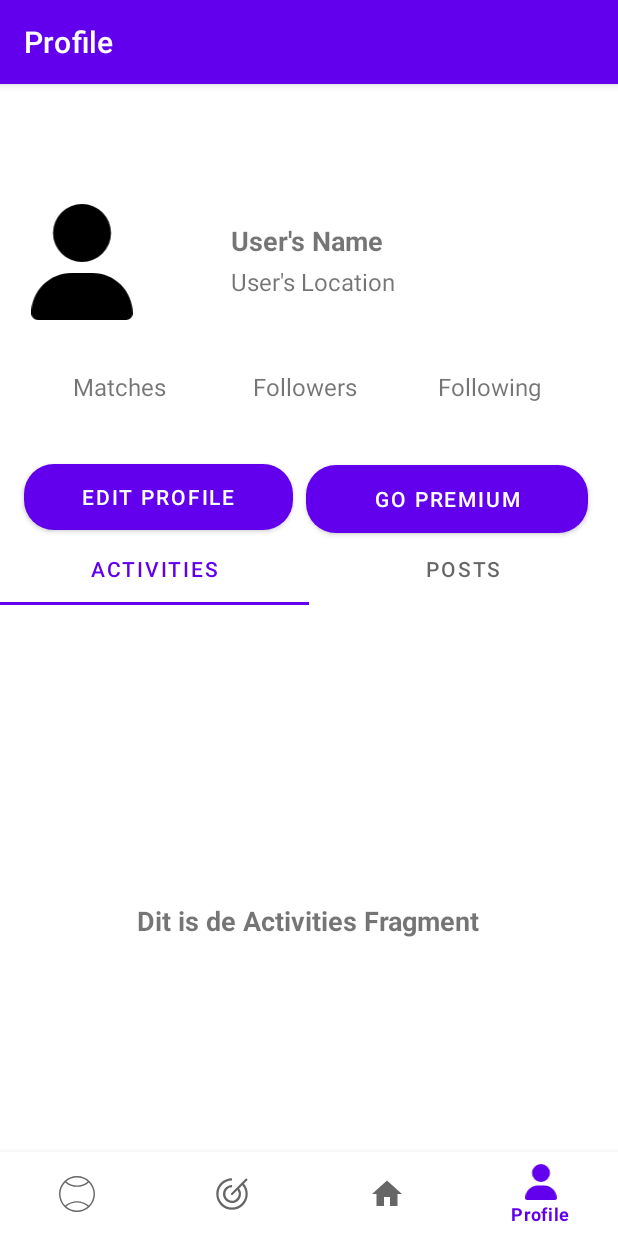
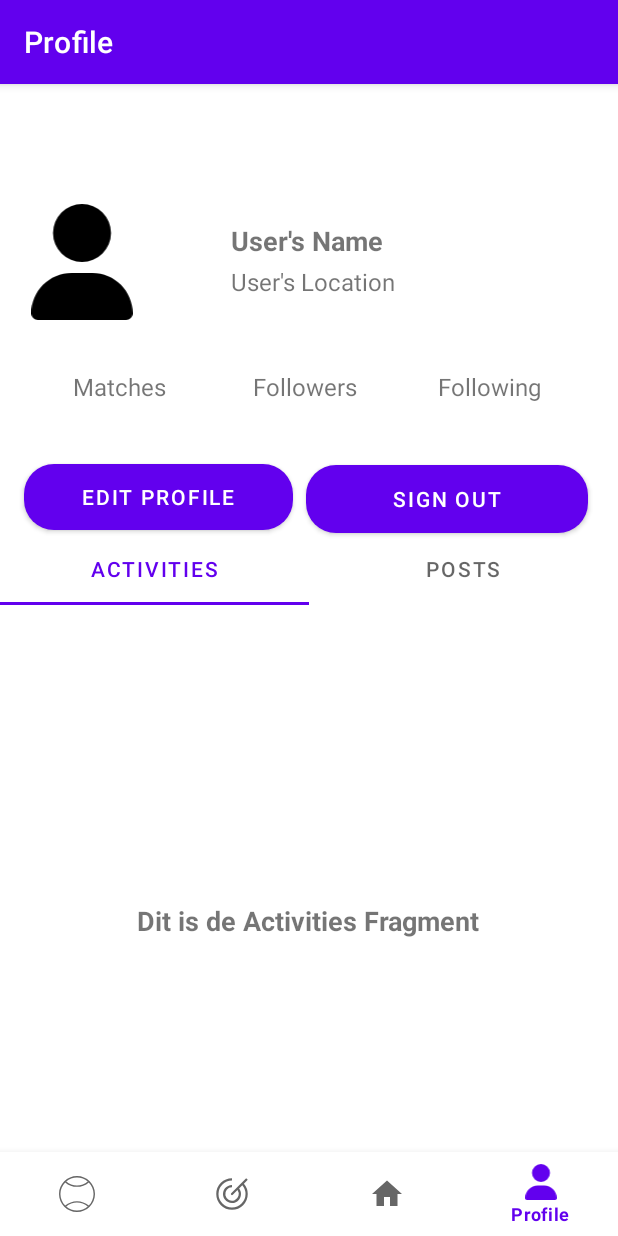
Before and after one commit to Playtomic-Tony-Aymane/Playtomic-TA, an Android app: the NotificationsFragment screen opened through its navigation route, on a phone screen of 412 x 824 dp. Run offline under Robolectric (Android 15) with nearby library versions, the phone set to English and light mode, and no system bars; our stand-ins replace Firebase (no records; nobody signed in at launch, a user with empty details on screens opened directly), navigation-ui.

Commit message:
fix navigation a bit on EditProfile, phone back button works now, top action bar does not.

```diff
--- a/app/src/main/AndroidManifest.xml
+++ b/app/src/main/AndroidManifest.xml
@@ -11,6 +11,7 @@
         android:roundIcon="@mipmap/ic_launcher_round"
         android:supportsRtl="true"
         android:theme="@style/Theme.PlaytomicTonyAymane"
+        android:enableOnBackInvokedCallback="true"
         tools:targetApi="31">
         <activity
             android:name=".AuthActivity"
--- a/app/src/main/java/com/example/playtomictonyaymane/ui/home/HomeFragment.kt
+++ b/app/src/main/java/com/example/playtomictonyaymane/ui/home/HomeFragment.kt
@@ -5,6 +5,7 @@ import android.view.LayoutInflater
 import android.view.View
 import android.view.ViewGroup
 import android.widget.TextView
+import androidx.appcompat.app.AppCompatActivity
 import androidx.fragment.app.Fragment
 import androidx.lifecycle.ViewModelProvider
 import com.example.playtomictonyaymane.databinding.FragmentHomeBinding
--- a/app/src/main/res/layout/fragment_editprofile.xml
+++ b/app/src/main/res/layout/fragment_editprofile.xml
@@ -4,7 +4,7 @@
     xmlns:tools="http://schemas.android.com/tools"
     android:layout_width="match_parent"
     android:layout_height="match_parent"
-    tools:context=".ui.editProfile.EditProfile">
+    tools:context=".ui.editProfile.EditProfileFragment">
 
 
 
--- a/app/src/main/res/layout/fragment_gopremium.xml
+++ b/app/src/main/res/layout/fragment_gopremium.xml
@@ -4,7 +4,7 @@
     xmlns:tools="http://schemas.android.com/tools"
     android:layout_width="match_parent"
     android:layout_height="match_parent"
-    tools:context=".ui.editProfile.EditProfile">
+    tools:context=".ui.editProfile.EditProfileFragment">
 
 
 
--- a/app/src/main/res/layout/fragment_user.xml
+++ b/app/src/main/res/layout/fragment_user.xml
@@ -116,14 +116,14 @@
         />
 
     <Button
-        android:id="@+id/button_prem"
+        android:id="@+id/button_signout"
         android:layout_width="188dp"
         android:layout_height="45dp"
         android:layout_marginTop="2dp"
         android:layout_marginEnd="20dp"
         android:layout_marginBottom="4dp"
         android:background="@drawable/radiusbutton"
-        android:text="Go Premium"
+        android:text="@string/sign_out"
         app:layout_constraintBottom_toBottomOf="parent"
         app:layout_constraintEnd_toEndOf="parent"
         app:layout_constraintTop_toBottomOf="@id/userInfo"
@@ -135,7 +135,7 @@
         android:id="@+id/tabLayout"
         android:layout_width="match_parent"
         android:layout_height="wrap_content"
-        app:layout_constraintTop_toBottomOf="@id/button_prem"
+        app:layout_constraintTop_toBottomOf="@id/button_signout"
         app:layout_constraintStart_toStartOf="parent"
         app:layout_constraintEnd_toEndOf="parent">
 
--- a/app/src/main/res/navigation/mobile_navigation.xml
+++ b/app/src/main/res/navigation/mobile_navigation.xml
@@ -9,7 +9,17 @@
         android:id="@+id/navigation_home"
         android:name="com.example.playtomictonyaymane.ui.home.HomeFragment"
         android:label="@string/title_home"
-        tools:layout="@layout/fragment_home" />
+        tools:layout="@layout/fragment_home" >
+        <action
+            android:id="@+id/action_navigation_home_to_navigation_discovery2"
+            app:destination="@id/navigation_discovery" />
+        <action
+            android:id="@+id/action_navigation_home_to_navigation_user"
+            app:destination="@id/navigation_user" />
+        <action
+            android:id="@+id/action_navigation_home_to_navigation_play"
+            app:destination="@id/navigation_play" />
+    </fragment>
 
     <fragment
         android:id="@+id/navigation_discovery"
@@ -21,13 +31,25 @@
         android:id="@+id/navigation_user"
         android:name="com.example.playtomictonyaymane.ui.notifications.NotificationsFragment"
         android:label="@string/title_user"
-        tools:layout="@layout/fragment_user" />
+        tools:layout="@layout/fragment_user" >
+        <action
+            android:id="@+id/action_navigation_user_to_editProfileFragment"
+            app:destination="@id/editProfileFragment"
+            app:popUpToInclusive="true"
+            app:popUpToSaveState="true"
+            app:popUpTo="@+id/navigation_user"/>
+    </fragment>
 
     <fragment
         android:id="@+id/navigation_play"
         android:name="com.example.playtomictonyaymane.ui.play.PlayFragment"
         android:label="@string/title_play"
         tools:layout="@layout/fragment_play" />
+    <fragment
+        android:id="@+id/editProfileFragment"
+        android:name="com.example.playtomictonyaymane.ui.editProfile.EditProfileFragment"
+        android:label="fragment_editprofile"
+        tools:layout="@layout/fragment_editprofile" />
 
 
 </navigation>
--- a/app/src/main/res/values/strings.xml
+++ b/app/src/main/res/values/strings.xml
@@ -9,4 +9,5 @@
     <string name="auth_request_password_title">Title</string>
     <string name="auth_request_password">Text</string>
     <string name="auth_continue">Continue</string>
+    <string name="sign_out">Sign out</string>
 </resources>
```
Also changed, not shown: app/src/main/java/com/example/playtomictonyaymane/MainActivity.kt (+8 -0 lines), app/src/main/java/com/example/playtomictonyaymane/ui/editProfile/EditProfileFragment.kt (renamed from app/src/main/java/com/example/playtomictonyaymane/ui/editProfile/EditProfile.kt, +18 -8 lines), app/src/main/java/com/example/playtomictonyaymane/ui/notifications/NotificationsFragment.kt (+18 -16 lines).
